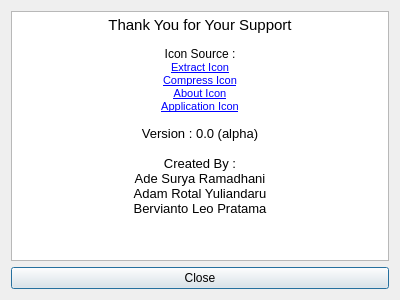
First picture: the form in src/about.ui, repository berv-uni-project/Frog-Archiver, before the edit.
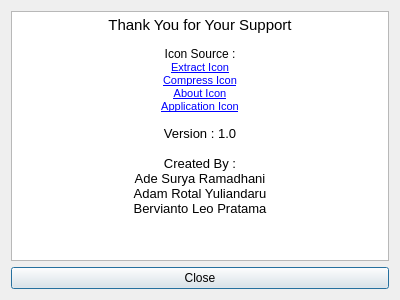
Second picture: the form after the edit. Icons and pictures are not drawn.

What changed in the file:
```diff
--- a/src/about.ui
+++ b/src/about.ui
@@ -53,7 +53,7 @@
 &lt;p align=&quot;center&quot; style=&quot; margin-top:0px; margin-bottom:0px; margin-left:0px; margin-right:0px; -qt-block-indent:0; text-indent:0px;&quot;&gt;&lt;a href=&quot;https://www.iconfinder.com/iconsets/musthave&quot;&gt;&lt;span style=&quot; font-size:8pt; text-decoration: underline; color:#0000ff;&quot;&gt;About Icon&lt;/span&gt;&lt;/a&gt;&lt;/p&gt;
 &lt;p align=&quot;center&quot; style=&quot; margin-top:0px; margin-bottom:0px; margin-left:0px; margin-right:0px; -qt-block-indent:0; text-indent:0px;&quot;&gt;&lt;a href=&quot;http://findicons.com/search/frog&quot;&gt;&lt;span style=&quot; font-size:8pt; text-decoration: underline; color:#0000ff;&quot;&gt;Application Icon&lt;/span&gt;&lt;/a&gt;&lt;/p&gt;
 &lt;p align=&quot;center&quot; style=&quot;-qt-paragraph-type:empty; margin-top:0px; margin-bottom:0px; margin-left:0px; margin-right:0px; -qt-block-indent:0; text-indent:0px;&quot;&gt;&lt;br /&gt;&lt;/p&gt;
-&lt;p align=&quot;center&quot; style=&quot; margin-top:0px; margin-bottom:0px; margin-left:0px; margin-right:0px; -qt-block-indent:0; text-indent:0px;&quot;&gt;&lt;span style=&quot; font-size:10pt;&quot;&gt;Version : 0.0 (alpha)&lt;/span&gt;&lt;/p&gt;
+&lt;p align=&quot;center&quot; style=&quot; margin-top:0px; margin-bottom:0px; margin-left:0px; margin-right:0px; -qt-block-indent:0; text-indent:0px;&quot;&gt;&lt;span style=&quot; font-size:10pt;&quot;&gt;Version : 1.0&lt;/span&gt;&lt;/p&gt;
 &lt;p align=&quot;center&quot; style=&quot;-qt-paragraph-type:empty; margin-top:0px; margin-bottom:0px; margin-left:0px; margin-right:0px; -qt-block-indent:0; text-indent:0px; font-size:10pt;&quot;&gt;&lt;br /&gt;&lt;/p&gt;
 &lt;p align=&quot;center&quot; style=&quot; margin-top:0px; margin-bottom:0px; margin-left:0px; margin-right:0px; -qt-block-indent:0; text-indent:0px;&quot;&gt;&lt;span style=&quot; font-size:10pt;&quot;&gt;Created By :&lt;/span&gt;&lt;/p&gt;
 &lt;p align=&quot;center&quot; style=&quot; margin-top:0px; margin-bottom:0px; margin-left:0px; margin-right:0px; -qt-block-indent:0; text-indent:0px;&quot;&gt;&lt;span style=&quot; font-size:10pt;&quot;&gt;Ade Surya Ramadhani&lt;/span&gt;&lt;/p&gt;
```
Left out of the diff: 2 changed lines with no effect on the pictures.
